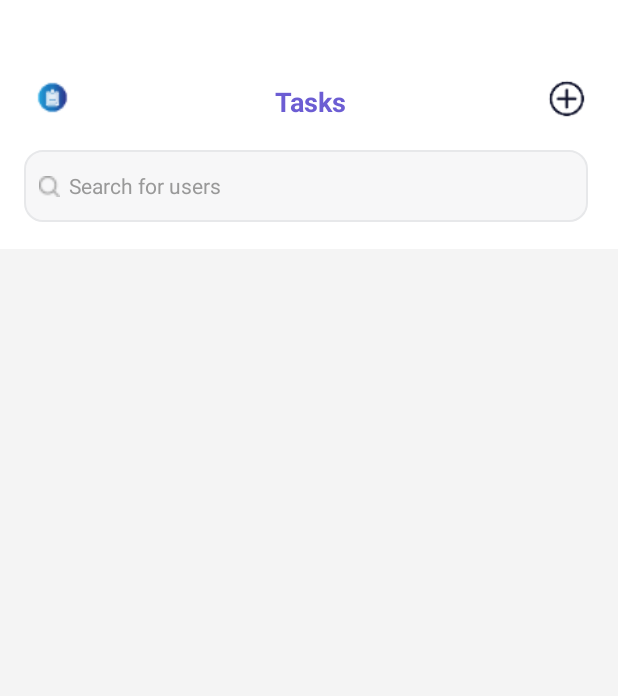
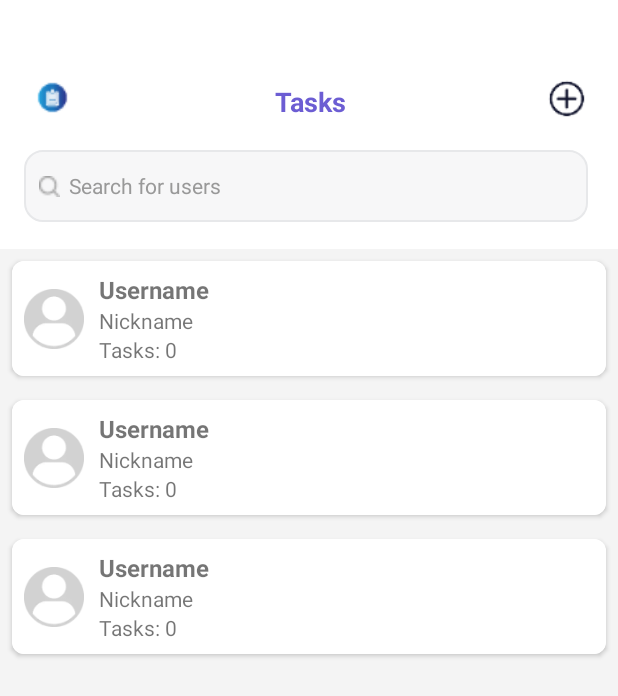
Before and after one commit to Joshlanuevo/tasksapp, an Android app: the layout fragment_discover.xml on its own in the app's theme, with its tools: preview values and no code run, on a phone screen of 412 x 824 dp. Shown: the top 696 px of the screen. Run offline under Robolectric (Android 15) with nearby library versions, the phone set to English and light mode, and no system bars.

Commit message:
modify discover fragment

```diff
--- a/app/src/main/java/com/vancoding/tasksapp/db/UserDao.kt
+++ b/app/src/main/java/com/vancoding/tasksapp/db/UserDao.kt
@@ -1,5 +1,6 @@
 package com.vancoding.tasksapp.db
 
+import androidx.lifecycle.LiveData
 import androidx.room.Dao
 import androidx.room.Insert
 import androidx.room.OnConflictStrategy
@@ -24,7 +25,7 @@ interface UserDao {
 
     @Transaction
     @Query("SELECT * FROM users")
-    fun getUsersWithTasks(): List<UserWithTasksBean>
+    fun getUsersWithTasks(): LiveData<List<UserWithTasksBean>>
 
     @Query("UPDATE users SET avatar_url = :avatarUrl WHERE id = :userId")
     suspend fun updateAvatar(userId: Int, avatarUrl: String)
--- a/app/src/main/java/com/vancoding/tasksapp/repository/UserRepository.kt
+++ b/app/src/main/java/com/vancoding/tasksapp/repository/UserRepository.kt
@@ -1,5 +1,6 @@
 package com.vancoding.tasksapp.repository
 
+import androidx.lifecycle.LiveData
 import com.vancoding.tasksapp.bean.UserBean
 import com.vancoding.tasksapp.bean.UserWithTasksBean
 import com.vancoding.tasksapp.db.UserDao
@@ -26,7 +27,7 @@ class UserRepository(private val userDao: UserDao) {
         userDao.updateAvatar(userId, avatarUrl)
     }
 
-    suspend fun getUsersWithTasks(): List<UserWithTasksBean> {
+    fun getUsersWithTasks(): LiveData<List<UserWithTasksBean>> {
         return userDao.getUsersWithTasks()
     }
 }
--- a/app/src/main/java/com/vancoding/tasksapp/viewmodel/LoginViewModel.kt
+++ b/app/src/main/java/com/vancoding/tasksapp/viewmodel/LoginViewModel.kt
@@ -25,10 +25,4 @@ class LoginViewModel(application: Application, private val repository: UserRepos
             }
         }
     }
-
-    fun updateAvatar(userId: Int, avatarUrl: String) {
-        viewModelScope.launch {
-            repository.updateAvatar(userId, avatarUrl)
-        }
-    }
 }
--- a/app/src/main/res/layout/fragment_discover.xml
+++ b/app/src/main/res/layout/fragment_discover.xml
@@ -94,7 +94,8 @@
             android:layout_height="match_parent"
             android:background="@color/color_light"
             android:orientation="vertical"
-            app:layoutManager="androidx.recyclerview.widget.LinearLayoutManager" />
+            app:layoutManager="androidx.recyclerview.widget.LinearLayoutManager"
+            tools:listitem="@layout/item_user_with_tasks"/>
 
     </androidx.swiperefreshlayout.widget.SwipeRefreshLayout>
 
--- /dev/null
+++ b/app/src/main/res/layout/item_user_with_tasks.xml
@@ -0,0 +1,59 @@
+<?xml version="1.0" encoding="utf-8"?>
+<androidx.cardview.widget.CardView xmlns:android="http://schemas.android.com/apk/res/android"
+    xmlns:app="http://schemas.android.com/apk/res-auto"
+    android:layout_width="match_parent"
+    android:layout_height="wrap_content"
+    android:layout_margin="8dp"
+    app:cardCornerRadius="8dp">
+
+    <androidx.constraintlayout.widget.ConstraintLayout
+        android:layout_width="match_parent"
+        android:layout_height="wrap_content"
+        android:padding="8dp"
+        android:background="@color/color_white">
+
+        <ImageView
+            android:id="@+id/ivAvatar"
+            android:layout_width="40dp"
+            android:layout_height="40dp"
+            android:src="@drawable/ic_mine_header"
+            app:layout_constraintTop_toTopOf="parent"
+            app:layout_constraintBottom_toBottomOf="parent"
+            app:layout_constraintStart_toStartOf="parent" />
+
+        <LinearLayout
+            android:layout_width="0dp"
+            android:layout_height="wrap_content"
+            android:orientation="vertical"
+            app:layout_constraintTop_toTopOf="parent"
+            app:layout_constraintBottom_toBottomOf="parent"
+            app:layout_constraintStart_toEndOf="@id/ivAvatar"
+            app:layout_constraintEnd_toEndOf="parent"
+            android:layout_marginLeft="10dp">
+
+            <TextView
+                android:id="@+id/tvUsername"
+                android:layout_width="wrap_content"
+                android:layout_height="wrap_content"
+                android:text="Username"
+                android:textSize="16sp"
+                android:textStyle="bold" />
+
+            <TextView
+                android:id="@+id/tvNickname"
+                android:layout_width="wrap_content"
+                android:layout_height="wrap_content"
+                android:text="Nickname"
+                android:textSize="14sp" />
+
+            <TextView
+                android:id="@+id/tvTasks"
+                android:layout_width="wrap_content"
+                android:layout_height="wrap_content"
+                android:text="Tasks: 0"
+                android:textSize="14sp" />
+        </LinearLayout>
+
+    </androidx.constraintlayout.widget.ConstraintLayout>
+
+</androidx.cardview.widget.CardView>
```
Also changed, not shown: app/src/main/java/com/vancoding/tasksapp/adapter/UserWithTasksAdapter.kt (added, +55 -0 lines), app/src/main/java/com/vancoding/tasksapp/ui/fragment/DiscoverFragment.kt (+22 -0 lines), app/src/main/java/com/vancoding/tasksapp/viewmodel/DiscoverViewModel.kt (added, +26 -0 lines).
